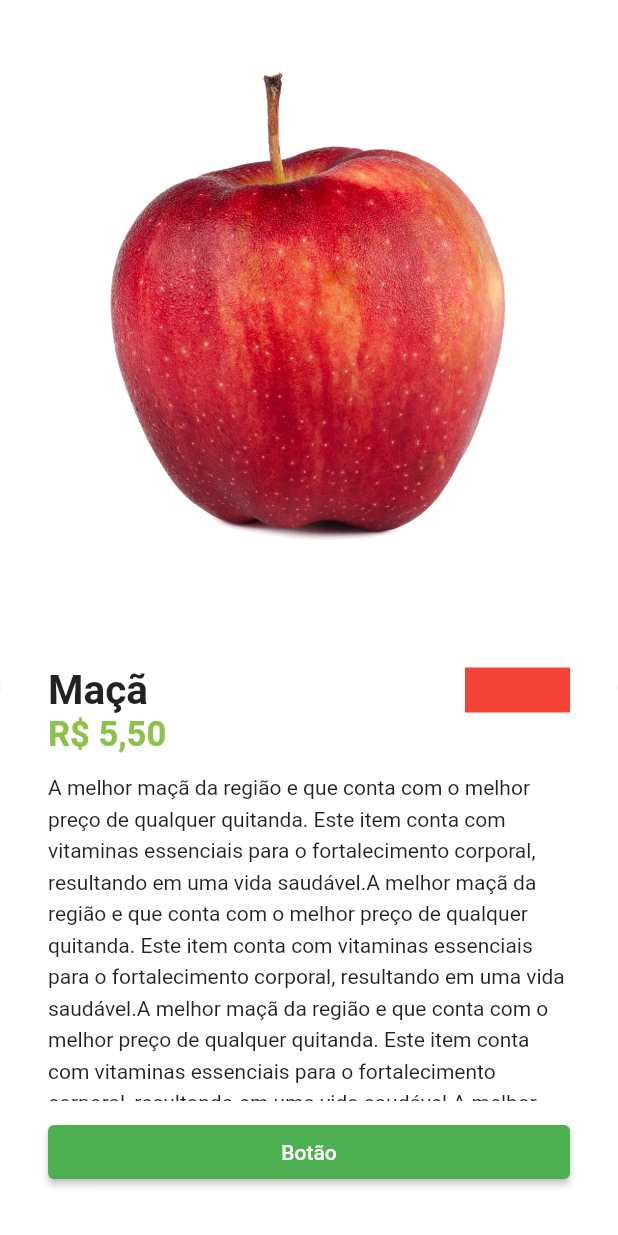
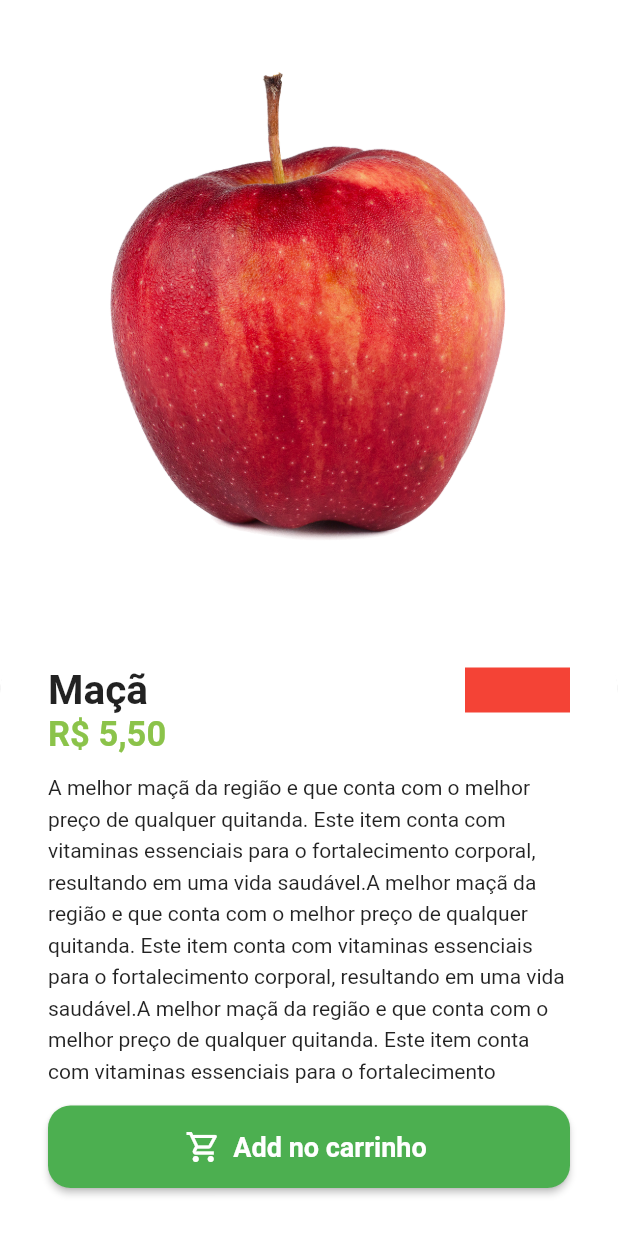
Before and after one commit to thomasbalmant/appQuitanda, a Flutter app: the screen it shows after launch, after a tap on "Entrar", after a tap on "Maçã", on a phone screen of 412 x 824 dp. Run offline on Flutter 3.47's test engine with Material 2 defaults, Android fonts, the phone set to English and light mode, and no system bars; our stand-ins replace animated_text_kit, badges, mask_text_input_formatter.

Commit message:
produc_screen: button

```diff
--- a/lib/src/pages/product/product_screen.dart
+++ b/lib/src/pages/product/product_screen.dart
@@ -82,7 +82,26 @@ class ProductScreen extends StatelessWidget {
                   ),
 
                   // Botão
-                  ElevatedButton(onPressed: () {}, child: Text('Botão'))
+                  SizedBox(
+                    height: 55,
+                    child: ElevatedButton.icon(
+                      style: ElevatedButton.styleFrom(
+                          shape: RoundedRectangleBorder(
+                              borderRadius: BorderRadius.circular(15))),
+                      onPressed: () {},
+                      label: const Text(
+                        'Add no carrinho',
+                        style: TextStyle(
+                          fontSize: 18,
+                          fontWeight: FontWeight.bold,
+                        ),
+                      ),
+                      icon: const Icon(
+                        Icons.shopping_cart_outlined,
+                        color: Colors.white,
+                      ),
+                    ),
+                  )
                 ],
               ),
             ),
```
